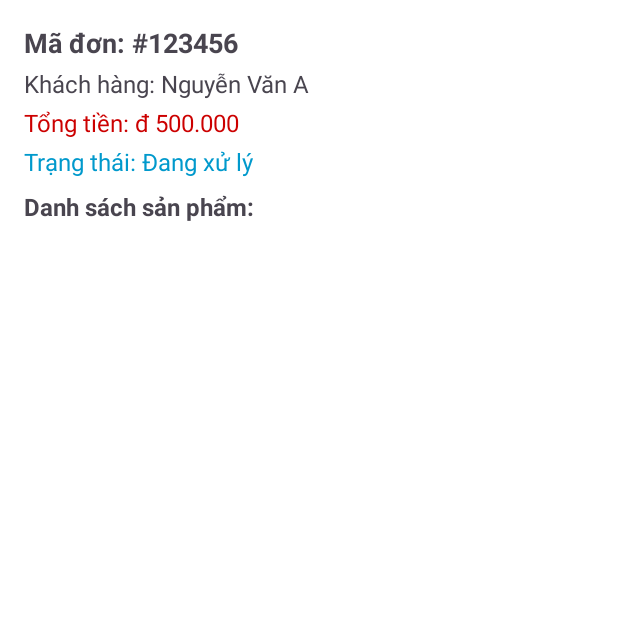
After one commit to ToanVuHuy2003/App_BanGiay, an Android app: the OrderDetailActivity screen opened directly, with no data from a screen before it, on a phone screen of 412 x 824 dp, the top half of it. The commit adds this screen. Run offline under Robolectric (Android 15) with nearby library versions, the phone set to English and light mode, and no system bars; our stand-ins replace Firebase (no records; nobody signed in at launch, a user with empty details on screens opened directly); 1 statement that could not run was skipped.

Commit message:
feat: quan ly don hang

```diff
--- a/app/src/main/AndroidManifest.xml
+++ b/app/src/main/AndroidManifest.xml
@@ -34,5 +34,6 @@
             android:name=".admin.BottomNavigationActivity"
             android:exported="true"/>
         <activity android:name=".admin.AddOrEditProductActivity" />
+        <activity android:name=".admin.OrderDetailActivity" />
     </application>
 </manifest>
--- /dev/null
+++ b/app/src/main/java/com/example/demo/adapters/OrderDetailAdapter.java
@@ -0,0 +1,50 @@
+    package com.example.demo.adapters;
+
+    import android.view.LayoutInflater;
+    import android.view.View;
+    import android.view.ViewGroup;
+    import android.widget.TextView;
+    import androidx.annotation.NonNull;
+    import androidx.recyclerview.widget.RecyclerView;
+    import com.example.demo.R;
+    import com.example.demo.model.OrderItem;
+    import java.util.List;
+
+    public class OrderDetailAdapter extends RecyclerView.Adapter<OrderDetailAdapter.ViewHolder> {
+        private List<OrderItem> orderItemList;
+
+        public OrderDetailAdapter(List<OrderItem> orderItemList) {
+            this.orderItemList = orderItemList;
+        }
+
+        @NonNull
+        @Override
+        public ViewHolder onCreateViewHolder(@NonNull ViewGroup parent, int viewType) {
+            View view = LayoutInflater.from(parent.getContext()).inflate(R.layout.item_order_product, parent, false);
+            return new ViewHolder(view);
+        }
+
+        @Override
+        public void onBindViewHolder(@NonNull ViewHolder holder, int position) {
+            OrderItem item = orderItemList.get(position);
+            holder.txtProductName.setText(item.getTenSP());
+            holder.txtProductQuantity.setText("Số lượng: " + item.getSoLuong());
+            holder.txtProductPrice.setText(String.format("Giá: đ %,d", item.getGiaTien()));
+        }
+
+        @Override
+        public int getItemCount() {
+            return orderItemList.size();
+        }
+
+        public static class ViewHolder extends RecyclerView.ViewHolder {
+            TextView txtProductName, txtProductQuantity, txtProductPrice;
+
+            public ViewHolder(@NonNull View itemView) {
+                super(itemView);
+                txtProductName = itemView.findViewById(R.id.txtProductName);
+                txtProductQuantity = itemView.findViewById(R.id.txtProductQuantity);
+                txtProductPrice = itemView.findViewById(R.id.txtProductPrice);
+            }
+        }
+    }
--- a/app/src/main/java/com/example/demo/admin/BottomNavigationActivity.java
+++ b/app/src/main/java/com/example/demo/admin/BottomNavigationActivity.java
@@ -35,9 +35,9 @@ public class BottomNavigationActivity extends AppCompatActivity {
                     selectedFragment = new QlKhFragment();
                 } else if (itemId == R.id.nav_sanpham) {
                     selectedFragment = new QlSpFragment();
-                }/* else if (itemId == R.id.nav_donhang) {
+                } else if (itemId == R.id.nav_donhang) {
                     selectedFragment = new QlDhFragment();
-                }*/
+                }
 
                 if (selectedFragment != null) {
                     loadFragment(selectedFragment);
--- /dev/null
+++ b/app/src/main/java/com/example/demo/admin/OrderDetailActivity.java
@@ -0,0 +1,112 @@
+package com.example.demo.admin;
+
+import android.os.Bundle;
+import android.util.Log;
+import android.widget.TextView;
+import android.widget.Toast;
+import androidx.annotation.Nullable;
+import androidx.appcompat.app.AppCompatActivity;
+import androidx.recyclerview.widget.LinearLayoutManager;
+import androidx.recyclerview.widget.RecyclerView;
+import com.example.demo.R;
+import com.example.demo.adapters.OrderDetailAdapter;
+import com.example.demo.model.Order;
+import com.example.demo.model.OrderItem;
+import com.google.firebase.firestore.FirebaseFirestore;
+import com.google.firebase.firestore.DocumentSnapshot;
+import java.util.ArrayList;
+import java.util.List;
+import java.util.Map;
+
+public class OrderDetailActivity extends AppCompatActivity {
+
+    private RecyclerView recyclerView;
+    private OrderDetailAdapter adapter;
+    private List<OrderItem> orderItemList;
+    private FirebaseFirestore db;
+    private TextView txtOrderId, txtTotalPrice, txtOrderStatus;
+
+    @Override
+    protected void onCreate(@Nullable Bundle savedInstanceState) {
+        super.onCreate(savedInstanceState);
+        setContentView(R.layout.activity_order_detail);
+
+        // Ánh xạ view
+        recyclerView = findViewById(R.id.recyclerViewProducts);
+        txtOrderId = findViewById(R.id.txtOrderId);
+        txtTotalPrice = findViewById(R.id.txtTotalPrice);
+        txtOrderStatus = findViewById(R.id.txtStatus);
+
+        recyclerView.setLayoutManager(new LinearLayoutManager(this));
+        orderItemList = new ArrayList<>();
+        adapter = new OrderDetailAdapter(orderItemList);
+        recyclerView.setAdapter(adapter);
+
+        db = FirebaseFirestore.getInstance();
+
+        // Nhận idDonHang từ Intent
+        String idDonHang = getIntent().getStringExtra("idDonHang");
+        if (idDonHang != null) {
+            loadOrderDetails(idDonHang);
+        } else {
+            Toast.makeText(this, "Lỗi: Không tìm thấy đơn hàng!", Toast.LENGTH_SHORT).show();
+            finish();
+        }
+    }
+
+    private void loadOrderDetails(String idDonHang) {
+        Log.d("OrderDetail", "Đang tải đơn hàng với ID: " + idDonHang); // In ra log để kiểm tra ID
+
+        db.collection("DonHang").document(idDonHang)
+                .get()
+                .addOnSuccessListener(documentSnapshot -> {
+                    if (!documentSnapshot.exists()) {
+                        Log.e("OrderDetail", "Không tìm thấy đơn hàng trong Firestore!"); // Ghi log lỗi
+                        Toast.makeText(this, "Không tìm thấy đơn hàng!", Toast.LENGTH_SHORT).show();
+                        finish();
+                        return;
+                    }
+
+                    Log.d("OrderDetail", "Đơn hàng tồn tại trong Firestore!"); // Xác nhận đơn hàng có tồn tại
+
+                    txtOrderId.setText("Mã đơn: " + documentSnapshot.getId());
+
+                    // Kiểm tra nếu totalPrice là null
+                    Long tongTien = documentSnapshot.getLong("tongTien");
+                    if (tongTien == null) {
+                        Log.e("OrderDetail", "Lỗi: Không lấy được tổng tiền!");
+                        tongTien = 0L; // Gán giá trị mặc định tránh crash
+                    }
+                    txtTotalPrice.setText(String.format("Tổng tiền: đ %,d", tongTien));
+
+                    // Kiểm tra trạng thái đơn hàng
+                    String trangThai = documentSnapshot.getString("trangThai");
+                    if (trangThai == null) {
+                        Log.e("OrderDetail", "Lỗi: Không có trạng thái đơn hàng!");
+                        trangThai = "Chưa cập nhật";
+                    }
+                    txtOrderStatus.setText("Trạng thái: " + trangThai);
+
+                    // Kiểm tra danh sách sản phẩm
+                    List<Map<String, Object>> sanPhamList = (List<Map<String, Object>>) documentSnapshot.get("sanPham");
+                    orderItemList.clear();
+
+                    if (sanPhamList != null) {
+                        for (Map<String, Object> item : sanPhamList) {
+                            String tenSP = (String) item.get("tenSP");
+                            int soLuong = item.get("soLuong") != null ? ((Long) item.get("soLuong")).intValue() : 0;
+                            int giaTien = item.get("giaTien") != null ? ((Long) item.get("giaTien")).intValue() : 0;
+
+                            orderItemList.add(new OrderItem(tenSP, soLuong, giaTien));
+                        }
+                        adapter.notifyDataSetChanged();
+                    } else {
+                        Log.e("OrderDetail", "Lỗi: Không tìm thấy danh sách sản phẩm!");
+                    }
+                })
+                .addOnFailureListener(e -> {
+                    Log.e("OrderDetail", "Lỗi khi tải dữ liệu: " + e.getMessage());
+                    Toast.makeText(this, "Lỗi khi tải dữ liệu!", Toast.LENGTH_SHORT).show();
+                });
+    }
+}
--- /dev/null
+++ b/app/src/main/res/layout/activity_order_detail.xml
@@ -0,0 +1,55 @@
+<?xml version="1.0" encoding="utf-8"?>
+<LinearLayout xmlns:android="http://schemas.android.com/apk/res/android"
+    android:layout_width="match_parent"
+    android:layout_height="match_parent"
+    android:orientation="vertical"
+    android:padding="16dp"
+    android:background="@android:color/white">
+
+    <TextView
+        android:id="@+id/txtOrderId"
+        android:layout_width="wrap_content"
+        android:layout_height="wrap_content"
+        android:text="Mã đơn: #123456"
+        android:textSize="18sp"
+        android:textStyle="bold"/>
+
+    <TextView
+        android:id="@+id/txtCustomerId"
+        android:layout_width="wrap_content"
+        android:layout_height="wrap_content"
+        android:text="Khách hàng: Nguyễn Văn A"
+        android:textSize="16sp"
+        android:paddingTop="4dp"/>
+
+    <TextView
+        android:id="@+id/txtTotalPrice"
+        android:layout_width="wrap_content"
+        android:layout_height="wrap_content"
+        android:text="Tổng tiền: đ 500.000"
+        android:textSize="16sp"
+        android:textColor="@android:color/holo_red_dark"
+        android:paddingTop="4dp"/>
+
+    <TextView
+        android:id="@+id/txtStatus"
+        android:layout_width="wrap_content"
+        android:layout_height="wrap_content"
+        android:text="Trạng thái: Đang xử lý"
+        android:textSize="16sp"
+        android:textColor="@android:color/holo_blue_dark"
+        android:paddingTop="4dp"/>
+
+    <TextView
+        android:layout_width="wrap_content"
+        android:layout_height="wrap_content"
+        android:text="Danh sách sản phẩm:"
+        android:textSize="16sp"
+        android:textStyle="bold"
+        android:paddingTop="8dp"/>
+
+    <androidx.recyclerview.widget.RecyclerView
+        android:id="@+id/recyclerViewProducts"
+        android:layout_width="match_parent"
+        android:layout_height="match_parent"/>
+</LinearLayout>
```
Also changed, not shown: app/src/main/java/com/example/demo/adapters/QlDhAdapter.java (added, +90 -0 lines), app/src/main/java/com/example/demo/admin/QlDhFragment.java (added, +91 -0 lines), app/src/main/java/com/example/demo/model/Order.java (added, +66 -0 lines), app/src/main/java/com/example/demo/model/OrderItem.java (added, +40 -0 lines), app/src/main/java/com/example/demo/utils/OrderHelper.java (+55 -0 lines), app/src/main/res/layout/fragment_qldh.xml (added, +35 -0 lines), app/src/main/res/layout/item_order.xml (added, +75 -0 lines), app/src/main/res/layout/item_order_product.xml (added, +38 -0 lines).
